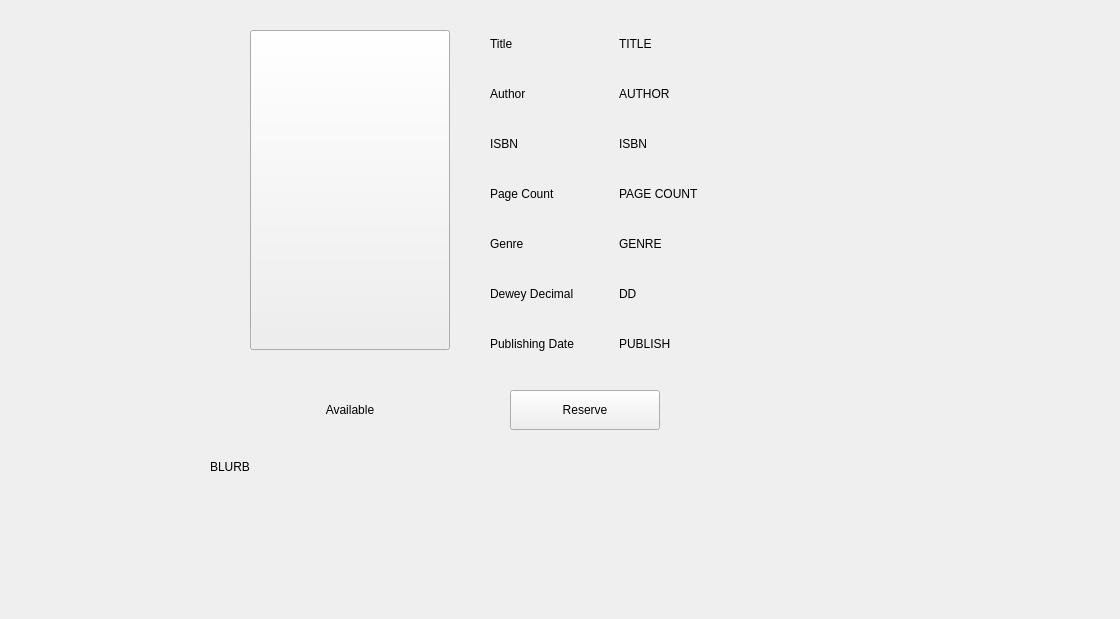
First picture: the form in viewbook.ui, repository Frederick-Rive/CS106_LibrarySystem_GroupProject, before the edit.
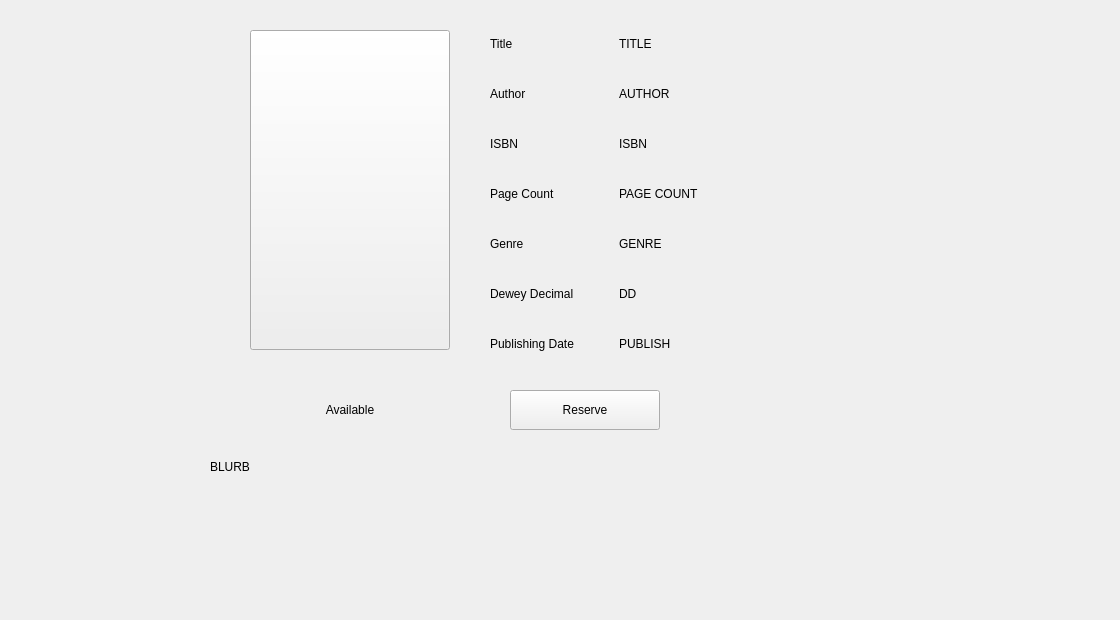
Second picture: the form after the edit.

The edit to the form file:
```diff
--- a/viewbook.ui
+++ b/viewbook.ui
@@ -7,13 +7,13 @@
     <x>0</x>
     <y>0</y>
     <width>1120</width>
-    <height>619</height>
+    <height>620</height>
    </rect>
   </property>
   <property name="minimumSize">
    <size>
     <width>780</width>
-    <height>0</height>
+    <height>620</height>
    </size>
   </property>
   <property name="windowTitle">
@@ -258,7 +258,7 @@
     </item>
    </layout>
   </widget>
-  <widget class="QWidget" name="">
+  <widget class="QWidget" name="layoutWidget">
    <property name="geometry">
     <rect>
      <x>619</x>
```
